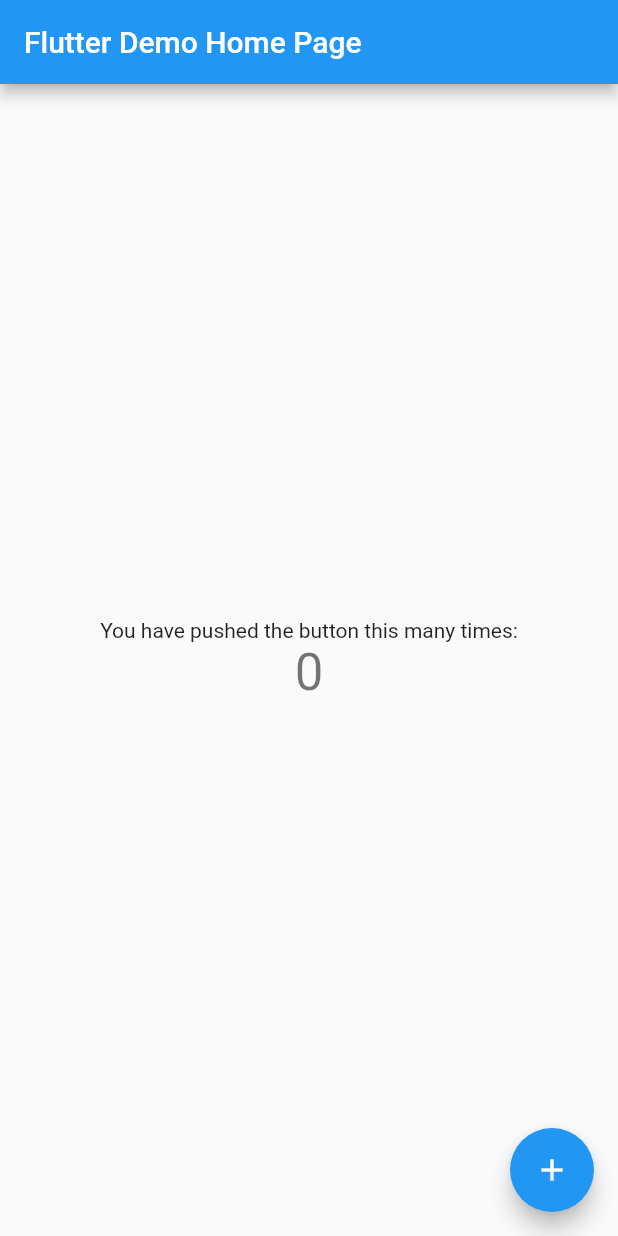
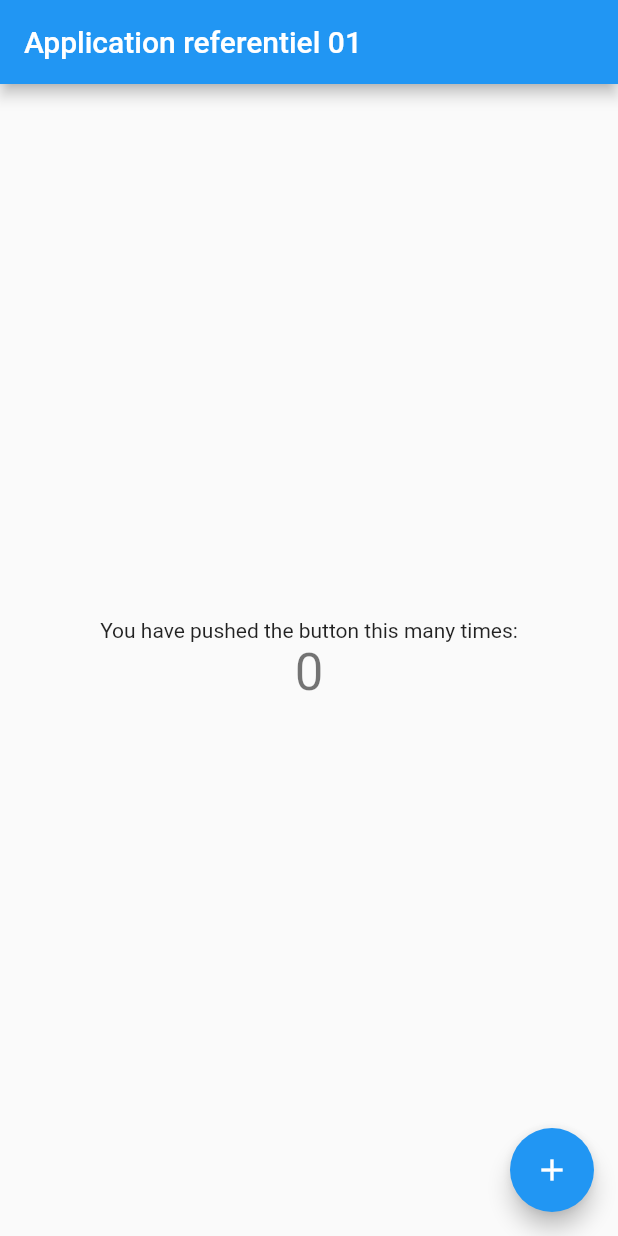
Before and after one commit to faveur2000/referentiel01, a Flutter app: the screen it shows after launch, on a phone screen of 412 x 824 dp. Run offline on Flutter 3.47's test engine with Material 2 defaults, Android fonts, the phone set to English and light mode, and no system bars.

Commit message:
Changé le titre de mon application

```diff
--- a/lib/main.dart
+++ b/lib/main.dart
@@ -24,7 +24,7 @@ class MyApp extends StatelessWidget {
         // is not restarted.
         primarySwatch: Colors.blue,
       ),
-      home: const MyHomePage(title: 'Flutter Demo Home Page'),
+      home: const MyHomePage(title: 'Application referentiel 01'),
     );
   }
 }
```
